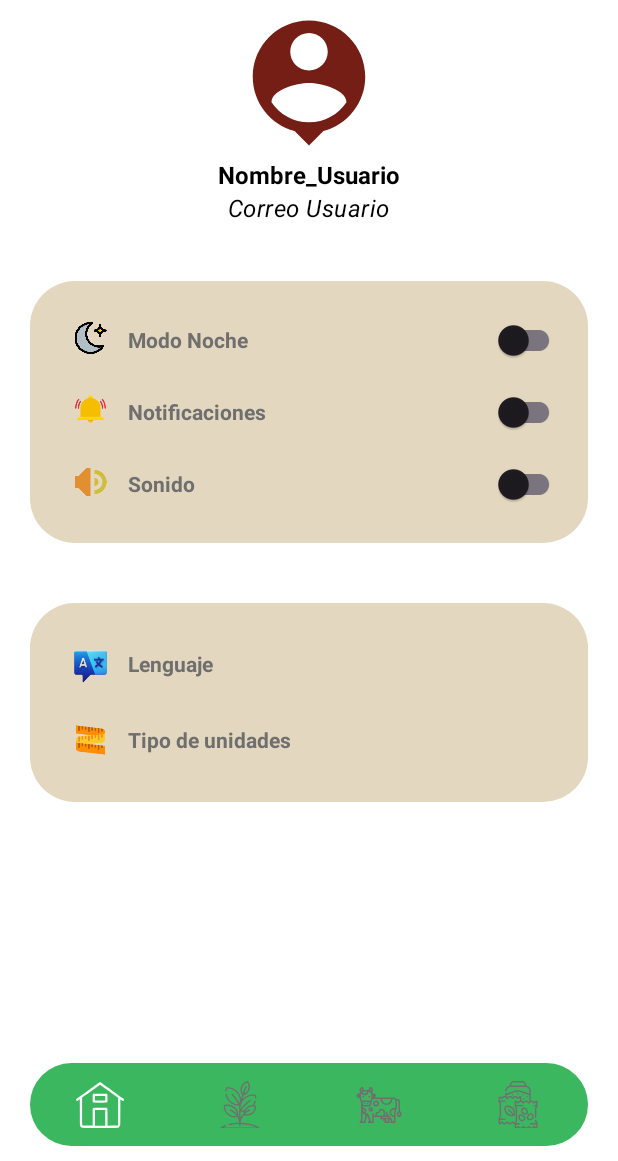
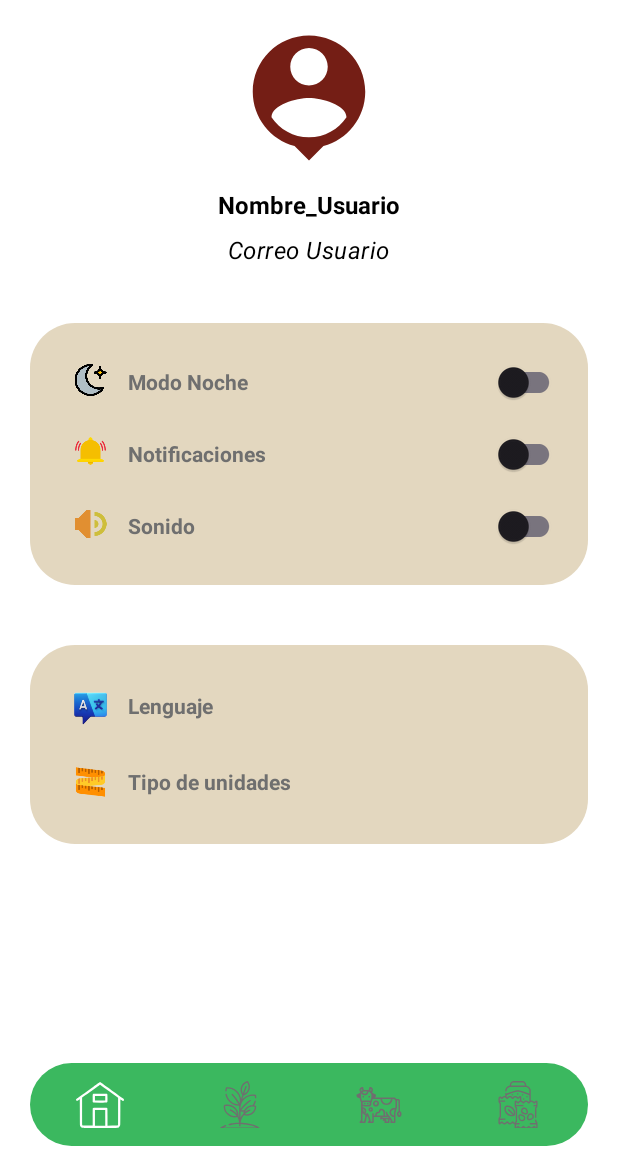
Before and after one commit to GVIM0/Adgamus_Mobil, an Android app: the fragment AjustesFragment placed in its activity, on a phone screen of 412 x 824 dp, the part 75-1236 px from its top. Run offline under Robolectric (Android 15) with nearby library versions, the phone set to English and light mode, and no system bars.

Commit message:
Fusion_Perfil...

```diff
--- a/app/src/main/res/layout/fragment_ajustes.xml
+++ b/app/src/main/res/layout/fragment_ajustes.xml
@@ -15,7 +15,7 @@
         <LinearLayout
             android:layout_width="match_parent"
             android:layout_height="wrap_content"
-            android:layout_marginTop="55dp"
+            android:layout_marginTop="65dp"
             android:orientation="vertical"
             android:gravity="center">
 
@@ -29,17 +29,17 @@
                 android:id="@+id/Nombre_Usus"
                 android:layout_width="wrap_content"
                 android:layout_height="wrap_content"
+                android:layout_marginTop="10dp"
                 android:text="Nombre_Usuario"
-                style="@style/Estilo_Primario"
-                />
+                style="@style/Estilo_Primario" />
 
             <TextView
                 android:id="@+id/Correo_Usu"
                 android:layout_width="wrap_content"
                 android:layout_height="wrap_content"
                 android:text="Correo Usuario"
-                style="@style/Estilo_Correo"
-                />
+                android:layout_marginTop="8dp"
+                style="@style/Estilo_Correo" />
 
 
 
--- a/app/src/main/res/layout/fragment_perfil.xml
+++ b/app/src/main/res/layout/fragment_perfil.xml
@@ -13,7 +13,7 @@
         <LinearLayout
             android:layout_width="match_parent"
             android:layout_height="wrap_content"
-            android:layout_marginTop="55dp"
+            android:layout_marginTop="20dp"
             android:gravity="center"
             android:orientation="vertical">
 
```
